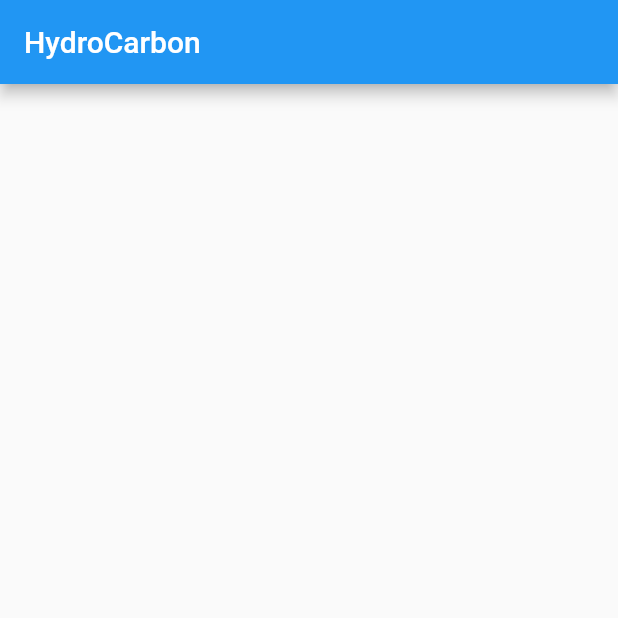
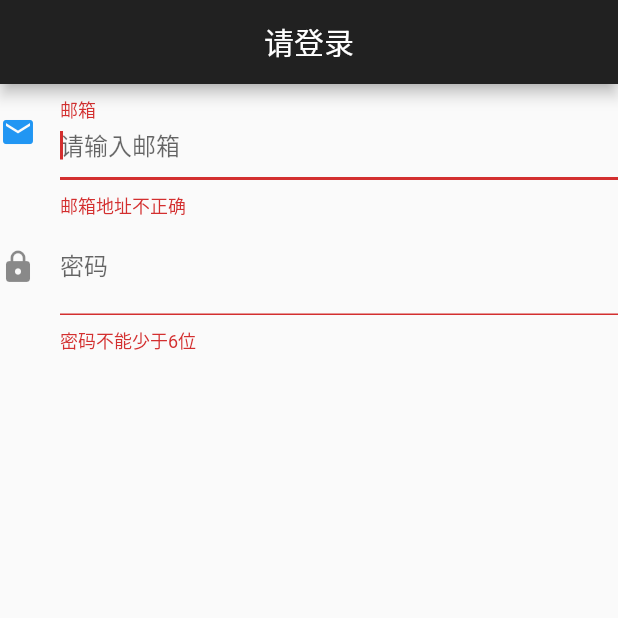
Before and after one commit to ShanaLucky/smart_school, a Flutter app: the screen it shows after launch, on a phone screen of 412 x 824 dp, the top half of it. Run offline on Flutter 3.47's test engine with Material 2 defaults, Android fonts, the phone set to English and light mode, and no system bars.

Commit message:
Add Function

```diff
--- a/lib/Page/MainPage.dart
+++ b/lib/Page/MainPage.dart
@@ -11,11 +11,48 @@ class LoginPage extends StatefulWidget {
 }
 
 class _LoginPageState extends State<LoginPage> {
+  TextEditingController _userNameController = TextEditingController();
+  TextEditingController _userPasswordController = TextEditingController();
+  GlobalKey _formKey = GlobalKey<FormState>();
+
   @override
   Widget build(BuildContext context) {
     return Scaffold(
       appBar: AppBar(
-        title: Text('HydroCarbon'),
+        title: Text('请登录'),
+        centerTitle: true,
+      ),
+      body: Form(
+        key: _formKey,
+        autovalidate: true,
+        child: Column(
+          children: <Widget>[
+            TextFormField(
+              autofocus: true,
+              controller: _userNameController,
+              decoration: InputDecoration(
+                labelText: '邮箱',
+                hintText: '请输入邮箱',
+                icon: Icon(Icons.email),
+              ),
+              validator: (value) {
+                return value.trim().length > 0 ? null : '邮箱地址不正确';
+              },
+            ),
+            TextFormField(
+              controller: _userPasswordController,
+              decoration: InputDecoration(
+                labelText: '密码',
+                hintText: '请输入密码',
+                icon: Icon(Icons.lock),
+              ),
+              obscureText: true,
+              validator: (value) {
+                return value.trim().length > 5 ? null : '密码不能少于6位';
+              },
+            ),
+          ],
+        ),
       ),
     );
   }
--- a/lib/main.dart
+++ b/lib/main.dart
@@ -12,7 +12,7 @@ class MyApp extends StatelessWidget {
     return MaterialApp(
       title: 'HydroCarbon', // App Title
       theme: ThemeData(
-        primarySwatch: Colors.blue, // App 主题设置为蓝色
+        primaryColor: Color.fromRGBO(33, 33, 33, 1.0), // App 主题设置为蓝色
       ),
       home: LoginPage(), // 程序启动页面
       debugShowCheckedModeBanner: false, // 关闭 Debug 标识
```
